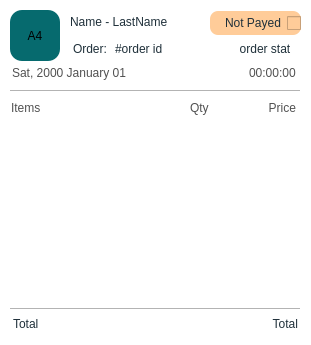
First picture: the form in ui/order.ui, repository MxGhadimi/Qwicky-Uni, before the edit.
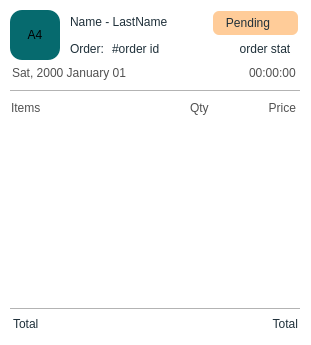
Second picture: the form after the edit.

Commit message: Added Showorder which allows user to edit (can be accessed by clicking on Order's orderid) and delete an order + fixed some minor issues and added comminincludes.h

What changed in the file:
```diff
--- a/ui/order.ui
+++ b/ui/order.ui
@@ -150,7 +150,7 @@
    <widget class="QPushButton" name="Orderid_PB">
     <property name="geometry">
      <rect>
-      <x>115</x>
+      <x>112</x>
       <y>42</y>
       <width>71</width>
       <height>16</height>
@@ -423,7 +423,7 @@
    <widget class="QLabel" name="Order_L">
     <property name="geometry">
      <rect>
-      <x>70</x>
+      <x>67</x>
       <y>40</y>
       <width>42</width>
       <height>20</height>
@@ -466,7 +466,7 @@
      <rect>
       <x>10</x>
       <y>60</y>
-      <width>130</width>
+      <width>141</width>
       <height>25</height>
      </rect>
     </property>
@@ -514,7 +514,7 @@
       <x>10</x>
       <y>10</y>
       <width>50</width>
-      <height>51</height>
+      <height>50</height>
      </rect>
     </property>
     <property name="styleSheet">
@@ -533,9 +533,9 @@
    <widget class="QCheckBox" name="Paystatus_CB">
     <property name="geometry">
      <rect>
-      <x>210</x>
+      <x>213</x>
       <y>11</y>
-      <width>91</width>
+      <width>85</width>
       <height>24</height>
      </rect>
     </property>
@@ -543,14 +543,27 @@
      <enum>Qt::RightToLeft</enum>
     </property>
     <property name="styleSheet">
-     <string notr="true">background: rgb(255, 204, 153);
-color: rgb(31, 48, 58);
-border: none;
-border-radius: 8px;
-font: 600 10pt &quot;Segoe UI&quot;;</string>
+     <string notr="true">QCheckBox {
+	background: rgb(255, 204, 153);
+	color: rgb(31, 48, 58);
+	border: none;
+	border-radius: 6px;
+	font: 600 10pt &quot;Segoe UI&quot;;
+	padding-right: 6px;
+}
+
+QCheckBox::indicator {
+	background: transparent;
+	border: none;
+   width: 16px;
+   height: 16px;
+}</string>
     </property>
     <property name="text">
-     <string>Not Payed</string>
+     <string>Pending</string>
+    </property>
+    <property name="checked">
+     <bool>false</bool>
     </property>
    </widget>
    <widget class="QLabel" name="Items_L">
```
The commit also changes 32 other files.
